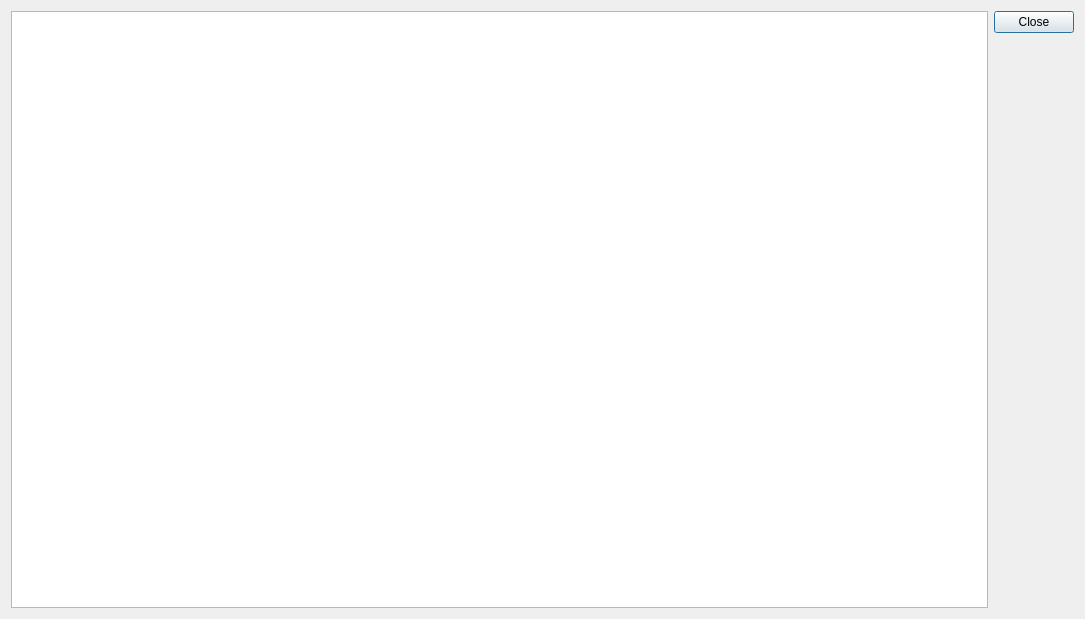
lbellonda/qxmledit, file src/modules/help/shortcutsdialog.ui: the form before one commit.
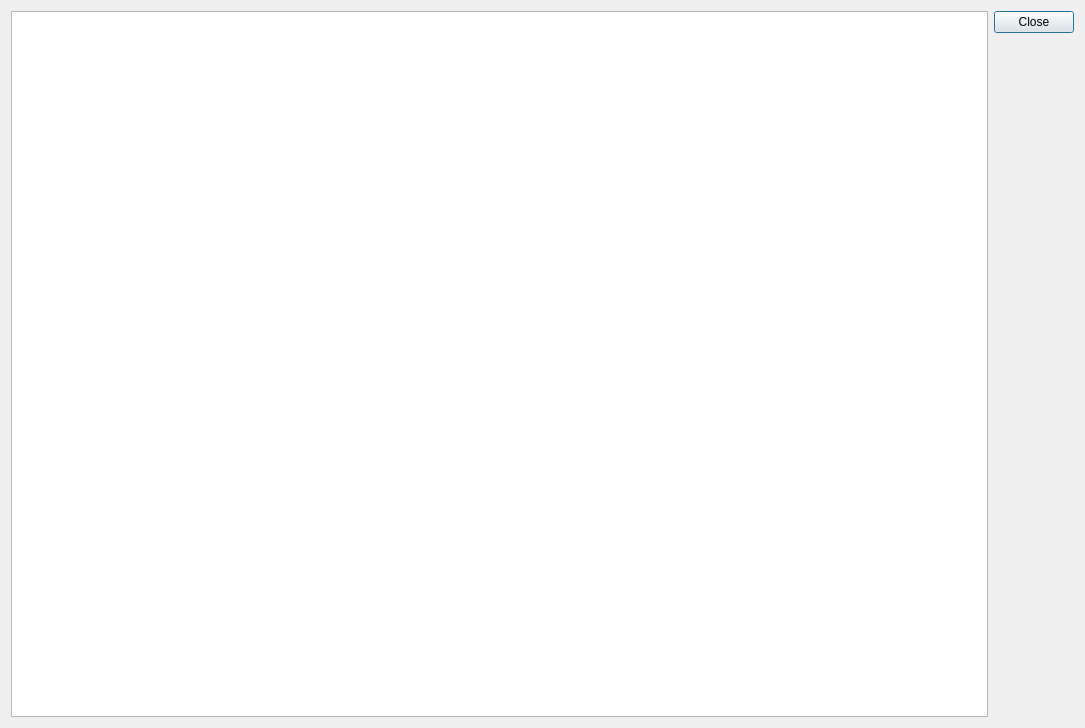
The form after the commit. Icons and pictures are not drawn.

The edit to the form file:
```diff
--- a/src/modules/help/shortcutsdialog.ui
+++ b/src/modules/help/shortcutsdialog.ui
@@ -10,7 +10,7 @@
     <x>0</x>
     <y>0</y>
     <width>1085</width>
-    <height>619</height>
+    <height>728</height>
    </rect>
   </property>
   <property name="windowTitle">
```
